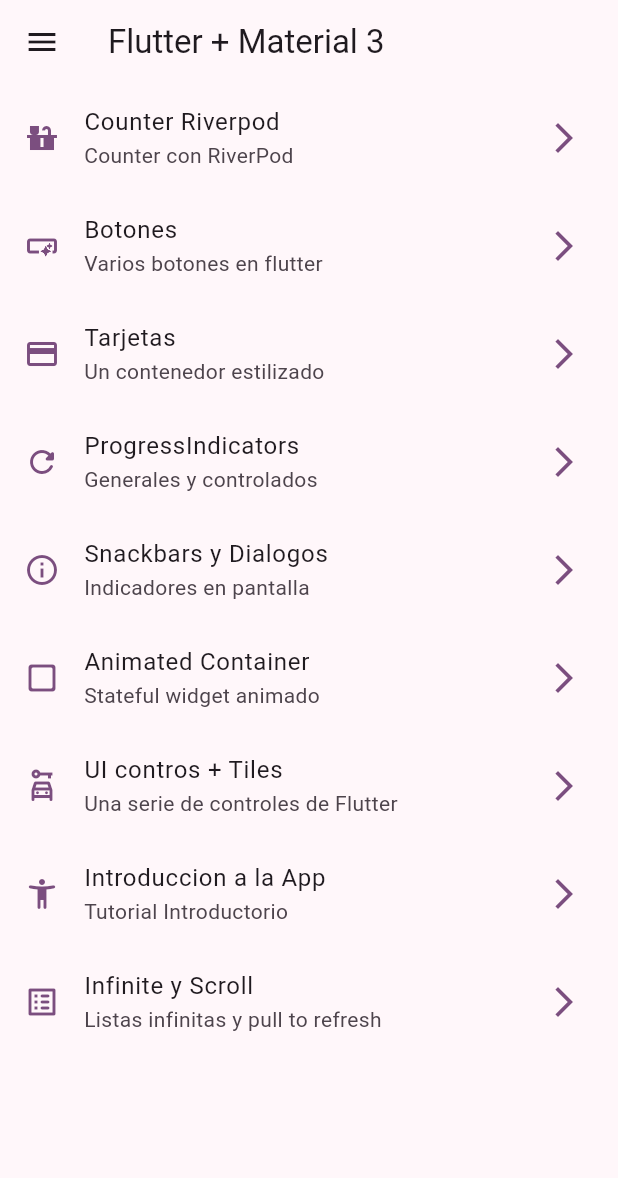
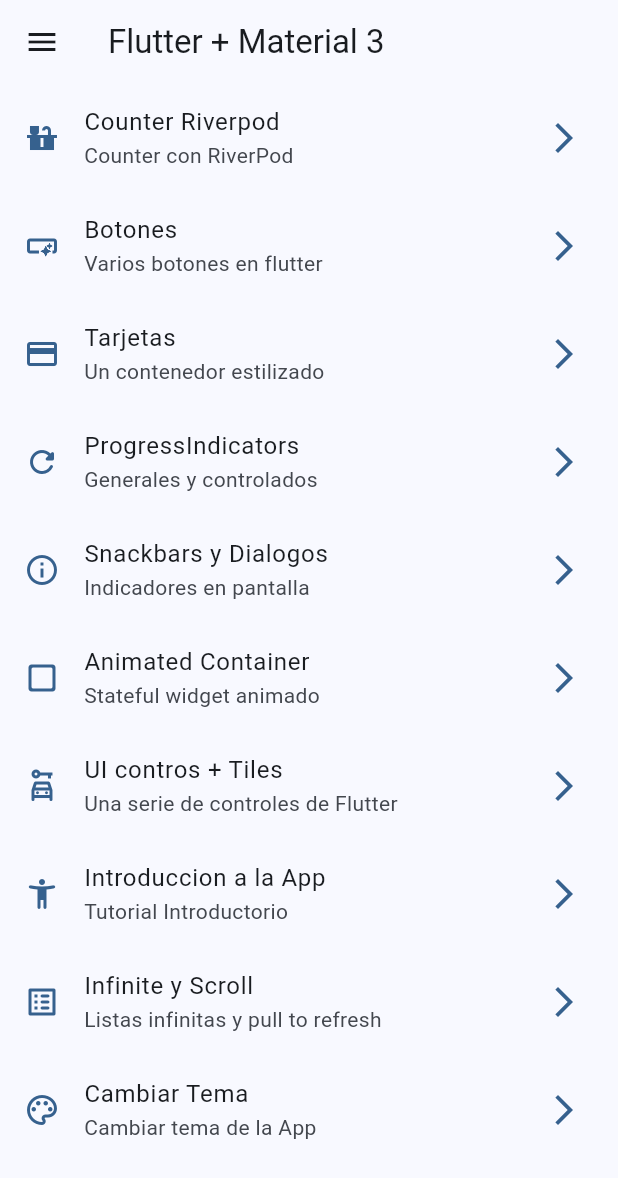
Before and after one commit to TITANRAH/flutter_curso_fer_widgets, a Flutter app: the screen it shows after launch, on a phone screen of 412 x 824 dp. Shown: the top 1178 px of the screen. Run offline on Flutter 3.47's test engine with Material 2 defaults, Android fonts, the phone set to English and light mode, and no system bars; our stand-ins replace animate_do, flutter_riverpod, go_router.

Commit message:
provider

```diff
--- a/lib/config/menu/menu_items.dart
+++ b/lib/config/menu/menu_items.dart
@@ -69,4 +69,10 @@ const appMenuItem = <MenuItem>[
     link: '/infinite',
     icon: Icons.list_alt_rounded,
   ),
+  MenuItem(
+    title: 'Cambiar Tema',
+    subTitle: 'Cambiar tema de la App',
+    link: '/theme-changer',
+    icon: Icons.color_lens_outlined,
+  ),
 ];
--- a/lib/config/router/app_router.dart
+++ b/lib/config/router/app_router.dart
@@ -1,4 +1,5 @@
 import 'package:go_router/go_router.dart';
+
 import '../../presentation/screens/screens.dart';
 
 final appRouter = GoRouter(
@@ -54,5 +55,10 @@ final appRouter = GoRouter(
       builder: (context, state) => const CounterScreen(),
       name: CounterScreen.name,
     ),
+    GoRoute(
+      path: '/theme-changer',
+      builder: (context, state) => const ThemeChangerScreen(),
+      name: ThemeChangerScreen.name,
+    ),
   ],
 );
--- a/lib/config/theme/app_theme.dart
+++ b/lib/config/theme/app_theme.dart
@@ -14,17 +14,27 @@ const colorList = <Color>[
 
 class AppTheme {
   final int selectedColor;
+  final bool isDarkMode;
 
-  AppTheme({this.selectedColor = 0})
+  AppTheme({this.isDarkMode = false, this.selectedColor = 0})
       : assert(selectedColor >= 0, 'Selected color must be greater then 0'),
         assert(selectedColor < colorList.length,
             'Selected color must be less or equal than ${colorList.length - 9}');
 
   ThemeData getTheme() => ThemeData(
         useMaterial3: true,
+        brightness: isDarkMode ? Brightness.dark : Brightness.light,
         colorSchemeSeed: colorList[selectedColor],
         appBarTheme: const AppBarTheme(
           centerTitle: false,
         ),
       );
+
+  AppTheme copyWith({
+    int? selectedColor,
+    bool? isDarkMode,
+  }) =>
+      AppTheme(
+          selectedColor: selectedColor ?? this.selectedColor,
+          isDarkMode: isDarkMode ?? this.isDarkMode);
 }
--- a/lib/main.dart
+++ b/lib/main.dart
@@ -2,6 +2,7 @@ import 'package:flutter/material.dart';
 import 'package:flutter_riverpod/flutter_riverpod.dart';
 import 'package:widgets/config/router/app_router.dart';
 import 'package:widgets/config/theme/app_theme.dart';
+import 'package:widgets/presentation/provider/theme_provider.dart';
 
 void main() {
   runApp(
@@ -11,18 +12,34 @@ void main() {
   );
 }
 
-class MyApp extends StatelessWidget {
+class MyApp extends ConsumerWidget {
   const MyApp({super.key});
 
   @override
-  Widget build(BuildContext context) {
+  Widget build(BuildContext context, ref) {
+    // final isDarkMode = ref.watch(themeProvider);
+    // final selectedIndexColor = ref.watch(selectedColorProvider);
+
+    // puedo llamar al provider que es de tipo appTheme
+    final AppTheme appTheme = ref.watch(themeNotifierProvider);
+
     return MaterialApp.router(
       title: 'Flutter Widgets',
       routerConfig: appRouter,
       debugShowCheckedModeBanner: false,
-      theme: AppTheme(selectedColor: 4).getTheme(),
+      theme: appTheme.getTheme()
     );
   }
 }
 
 // defino el archivo de rutas y luego lo importo
+
+
+// para cambiar el tema de la app a oscuro o light
+// cree una propiedad en la clase apptheme que recibe un bool
+// entonces en el getTheme que esta en la clase appTheme
+// uso ese bool para determinar el tema
+
+//  brightness: isDarkMode ? Brightness.dark : Brightness.light,
+//  en la propiedad de la funcion que se llama aca en el main entonces
+//  desde donde cambie el valor del provider se cambiara el tema a oscuro o lighit
--- /dev/null
+++ b/lib/presentation/provider/theme_provider.dart
@@ -0,0 +1,37 @@
+import 'package:flutter_riverpod/flutter_riverpod.dart';
+import 'package:widgets/config/theme/app_theme.dart';
+
+final themeProvider = StateProvider((ref) => false);
+
+// Listado de Colores inmutables
+
+// le paso los colores inmutables del theme a este provider para poder
+// hacerlo accesible a toda la app
+final colorListProvider = Provider((ref) => colorList);
+
+final selectedColorProvider = StateProvider((ref) => 0);
+
+// objeto de tipo apptheme para cosas mas elavoradasd se usa este provider
+
+// el que controla es themenotifier y el estado es la instancia de apptheme
+// eso es esto StateNotifierProvider<ThemeNotifier, AppTheme>
+
+// el StateNotifierProvider adminisstra los estados a traves de la clase crada abajo
+// themeNotifier
+final themeNotifierProvider = StateNotifierProvider<ThemeNotifier, AppTheme>(
+  // aqui regreso la instancia
+  (ref) => ThemeNotifier(),
+);
+
+// controller
+// crearemos una instancia del apptheme
+// a traves de eta clase se implementaran elsate notifier
+class ThemeNotifier extends StateNotifier<AppTheme> {
+  ThemeNotifier() : super(AppTheme());
+
+  void toggleDarkMode() {}
+
+  void changeColorIndex(int colorIndex) {}
+
+
+}
--- a/lib/presentation/screens/screens.dart
+++ b/lib/presentation/screens/screens.dart
@@ -1,3 +1,4 @@
+export 'package:widgets/presentation/screens/theme-changer/theme-changer-screen.dart';
 export 'package:widgets/presentation/screens/counter/counter_screen.dart';
 export 'package:widgets/presentation/screens/animated/animated_screen.dart';
 export 'package:widgets/presentation/screens/app_tutorial/app_tutorial_screen.dart';
```
Also changed, not shown: lib/presentation/screens/counter/counter_screen.dart (+21 -3 lines), lib/presentation/screens/theme-changer/theme-changer-screen.dart (added, +76 -0 lines).
